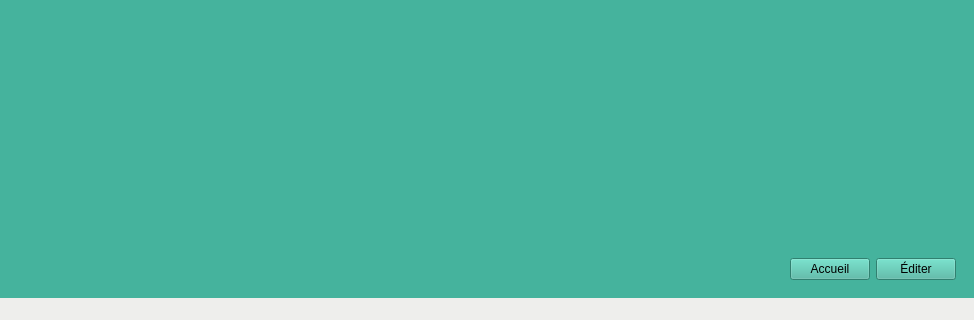
This is eco-classroom/ihmecoclassroom.ui in bts-lasalle-avignon-projets/eco-classroom-2022 as Qt 5 draws it before an edit; both pictures show x 0 to 974 and y 385 to 705 of the 974 by 705 pixel window. The edited form follows.
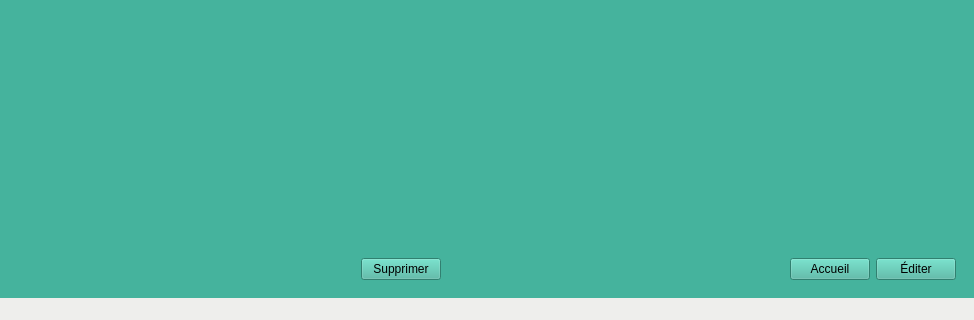
This is the edited form. The open tabs and pages were chosen to show the change.

Commit message: ECO22-46 Ajout la button supprimer

The edit to the form file:
```diff
--- a/eco-classroom/ihmecoclassroom.ui
+++ b/eco-classroom/ihmecoclassroom.ui
@@ -395,6 +395,26 @@
               </property>
              </spacer>
             </item>
+            <item>
+             <widget class="QPushButton" name="buttonSupprimer">
+              <property name="text">
+               <string>Supprimer</string>
+              </property>
+             </widget>
+            </item>
+            <item>
+             <spacer name="horizontalSpacer">
+              <property name="orientation">
+               <enum>Qt::Horizontal</enum>
+              </property>
+              <property name="sizeHint" stdset="0">
+               <size>
+                <width>40</width>
+                <height>20</height>
+               </size>
+              </property>
+             </spacer>
+            </item>
             <item>
              <widget class="QPushButton" name="buttonAccueil">
               <property name="text">
```
Left out of the diff: 4 changed lines with no effect on the pictures. The commit also changes 2 other files.
